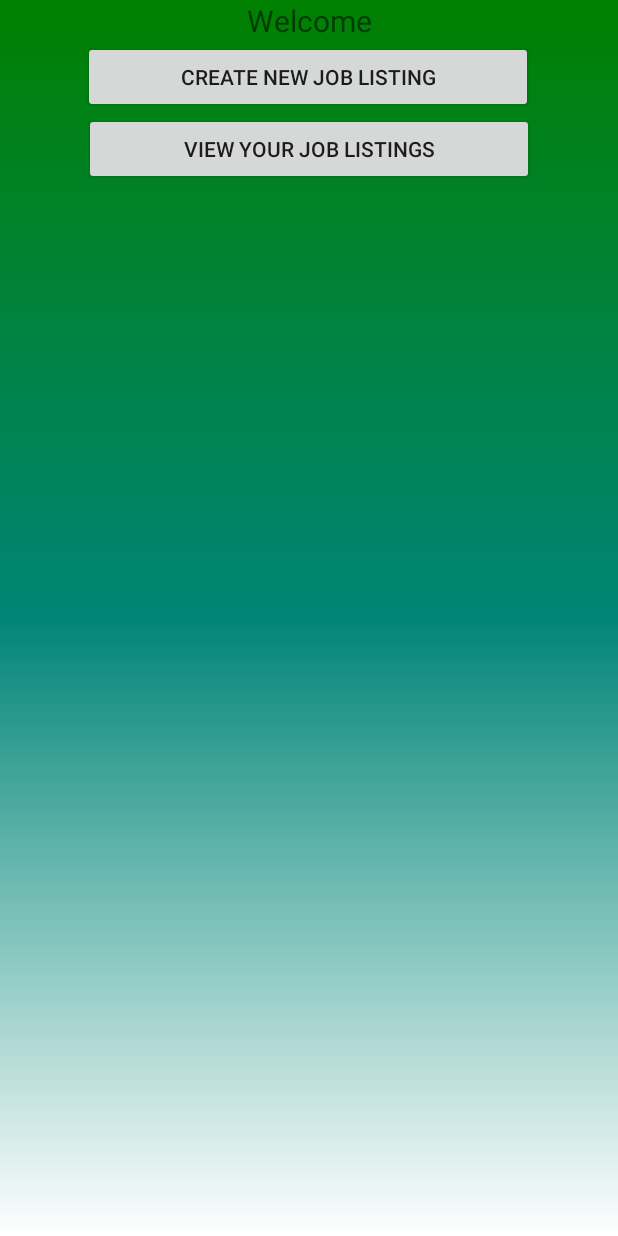
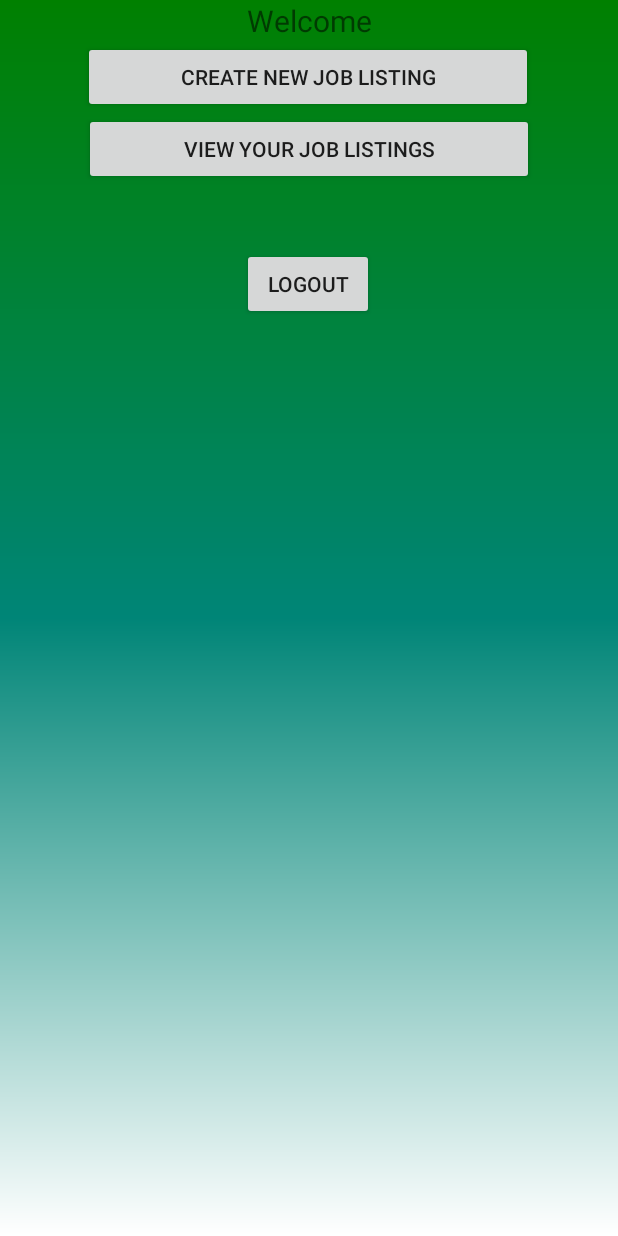
Before and after one commit to WSU-4110/Lawn-Care, an Android app: the layout fragment_dashboard.xml on its own in the app's theme, with its tools: preview values and no code run, on a phone screen of 412 x 824 dp. Run offline under Robolectric (Android 15) with nearby library versions, the light colour scheme and no system bars.

Commit message:
Logout buttom

```diff
--- a/app/src/main/java/com/example/lawn_care/dash.java
+++ b/app/src/main/java/com/example/lawn_care/dash.java
@@ -61,4 +61,11 @@ public class dash extends AppCompatActivity {
             dash.this.startActivity(intent);
         }
     }
+
+    public void LogoutAttempt(View view)
+    {
+        Intent intent = new Intent(this, SignIn.class);
+        intent.setFlags(Intent.FLAG_ACTIVITY_NEW_TASK|Intent.FLAG_ACTIVITY_CLEAR_TASK);
+        startActivity(intent);
+    }
 }
--- a/app/src/main/res/layout/activity_dash.xml
+++ b/app/src/main/res/layout/activity_dash.xml
@@ -31,4 +31,5 @@
         app:layout_constraintTop_toTopOf="parent"
         app:navGraph="@navigation/mobile_navigation" />
 
+
 </androidx.constraintlayout.widget.ConstraintLayout>
--- a/app/src/main/res/layout/fragment_dashboard.xml
+++ b/app/src/main/res/layout/fragment_dashboard.xml
@@ -58,4 +58,22 @@
         app:layout_constraintEnd_toEndOf="parent"
         app:layout_constraintStart_toStartOf="parent"
         app:layout_constraintTop_toBottomOf="@+id/btn_addYourData" />
+
+    <Button
+        android:id="@+id/BTN_logout"
+        android:layout_width="wrap_content"
+        android:layout_height="48dp"
+        android:layout_gravity="center_horizontal"
+        android:layout_margin="10dp"
+        android:layout_marginBottom="24dp"
+        android:onClick="LogoutAttempt"
+        android:padding="10dp"
+        android:text="@string/Logout"
+        app:layout_constraintBottom_toBottomOf="parent"
+        app:layout_constraintEnd_toEndOf="parent"
+        app:layout_constraintHorizontal_bias="0.498"
+        app:layout_constraintStart_toStartOf="parent"
+        app:layout_constraintTop_toBottomOf="@+id/btn_addYourData"
+        app:layout_constraintVertical_bias="0.118" />
+
 </androidx.constraintlayout.widget.ConstraintLayout>
--- a/app/src/main/res/values/strings.xml
+++ b/app/src/main/res/values/strings.xml
@@ -10,6 +10,7 @@
     <string name="Types_of_Work_Offered">Types of Work Offered</string>
     <string name="Do_not_have_an_Account">Don\'t have an Account</string>
     <string name="Login">Login</string>
+    <string name="Logout">Logout</string>
     <string name="Enter_Password">Enter Password</string>
     <string name="Enter_Email">Enter Email</string>
     <string name="Submit">Submit</string>
```
